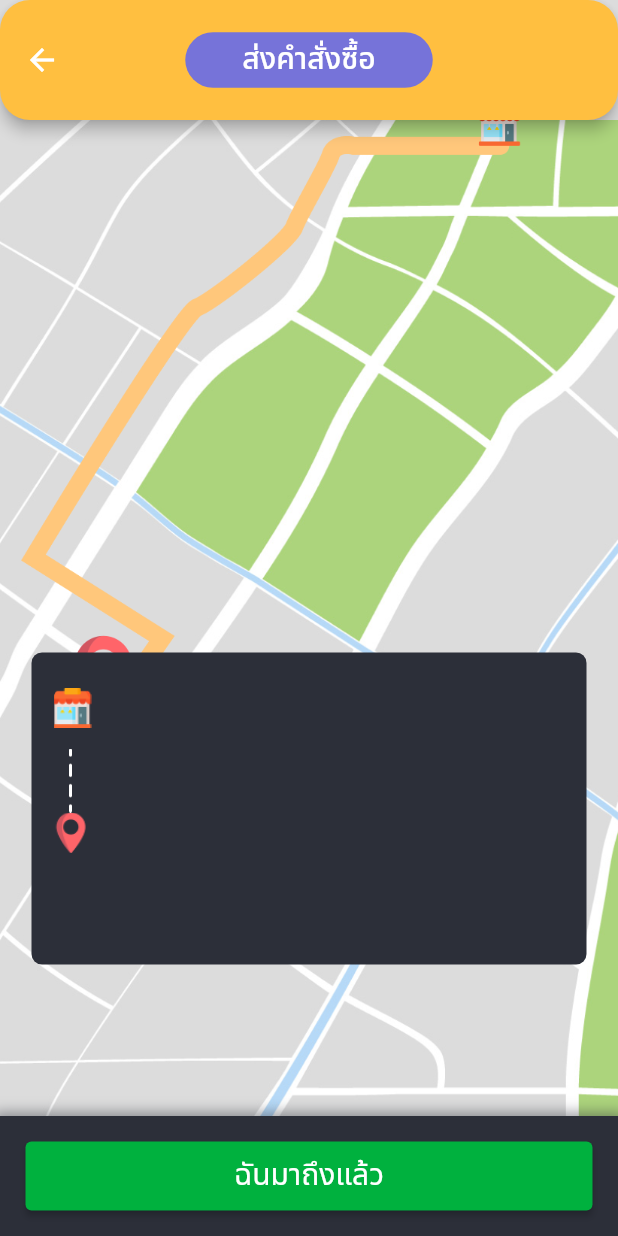
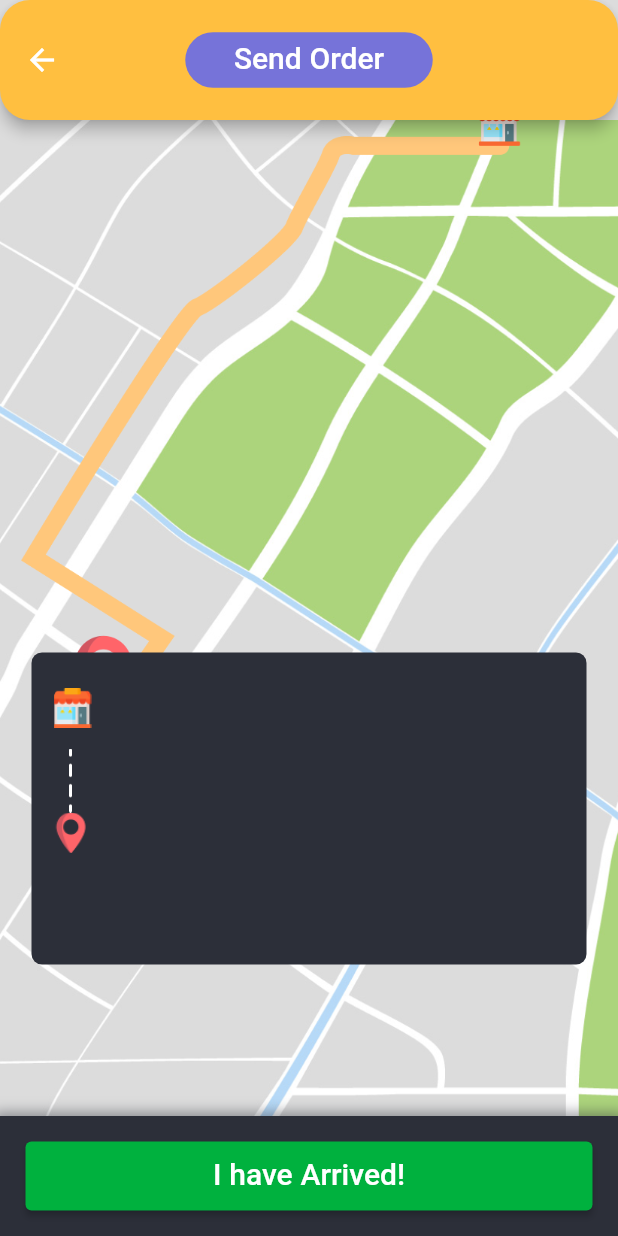
Before and after one commit to amitesh1801/Restaurant-App-Blockchain, a Flutter app: the RiderDelivery screen opened directly with empty values, on a phone screen of 412 x 824 dp. Run offline on Flutter 3.47's test engine with Material 2 defaults, Android fonts, the phone set to English and light mode, and no system bars; our stand-ins replace cloud_firestore, firebase_auth, firebase_core, firebase_storage, form_field_validator, image_picker; missing offline and left inert: web3dart; accounts and stored records are empty.

Commit message:
Update rider_Delivery.dart

```diff
--- a/lib/about_rider/rider_Delivery.dart
+++ b/lib/about_rider/rider_Delivery.dart
@@ -37,7 +37,7 @@ class _RiderDeliveryState extends State<RiderDelivery> {
   late Web3Client ethClient;
   bool data = false;
   final myAddress =
-      "0xE70D6D9c9aCEa718De2D126617Cd5E94d16d072a"; //หมายเลขกระเป๋าตัง Rider
+      "0xE70D6D9c9aCEa718De2D126617Cd5E94d16d072a"; // Rider
   @override
   void initState() {
     super.initState();
@@ -70,7 +70,7 @@ class _RiderDeliveryState extends State<RiderDelivery> {
         title: Container(
           alignment: Alignment.center,
           child: const Text(
-            "ส่งคำสั่งซื้อ",
+            "Send Order",
             style: TextStyle(fontFamily: 'NotoSansThai-Medium'),
           ),
           width: 165,
@@ -220,10 +220,10 @@ class _RiderDeliveryState extends State<RiderDelivery> {
                 }
 
                 // print(widget.dataId);
-                //เรียกใช้ ฟังก์ชั้นรับออเดอร์
+                //Call the order function
                 riderDelivery(context);
                 print(riderDelivery.runtimeType);
-                print("ถึงที่หมายแล้ว");
+                print("Arrived at the destination");
                 Navigator.push(context, MaterialPageRoute(builder: (context) {
                   return RiderDeliveryDate(
                     dataID: widget.dataID.toString(),
@@ -241,7 +241,7 @@ class _RiderDeliveryState extends State<RiderDelivery> {
                 }));
               },
               child: const Text(
-                "ฉันมาถึงแล้ว",
+                "I have Arrived!",
                 style:
                     TextStyle(fontSize: 20, fontFamily: 'NotoSansThai-Regular'),
               )),
```
